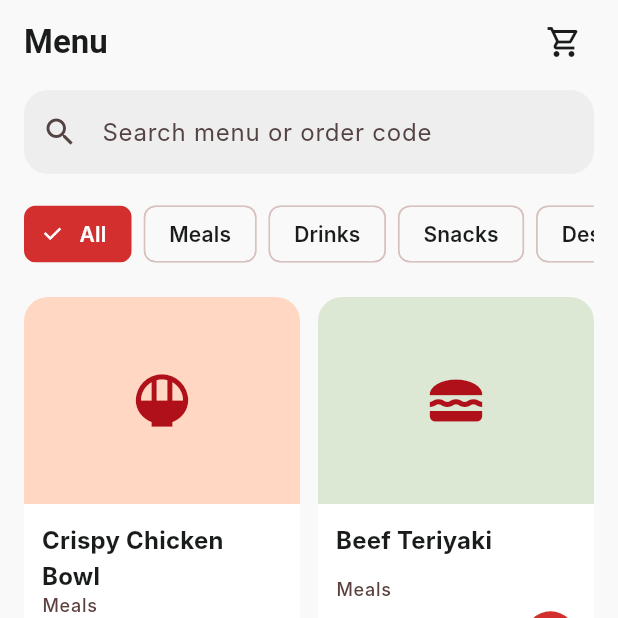
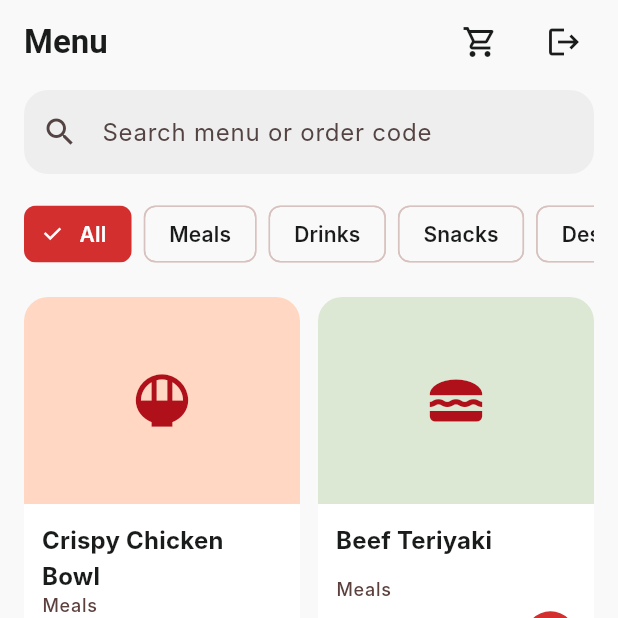
Before and after one commit to SyafiqShidiq/Project_Kasir_Flutter, a Flutter app: the screen it shows once a user with an empty profile is signed in, on a phone screen of 412 x 824 dp, the top half of it. Run offline on Flutter 3.47's test engine with Material 3 defaults, Android fonts, the light colour scheme and no system bars; our stand-ins replace flutter_riverpod, go_router, google_fonts, supabase_flutter; accounts and stored records are empty; Roboto replaces fonts that are missing (Inter).

Commit message:
membuat logout

```diff
--- a/lib/screens/user_home_screen.dart
+++ b/lib/screens/user_home_screen.dart
@@ -2,6 +2,7 @@ import 'package:flutter/material.dart';
 import 'package:flutter_riverpod/flutter_riverpod.dart';
 import 'package:go_router/go_router.dart';
 import '../main.dart';
+import '../providers/auth_provider.dart';
 
 // ==================== USER HOME SCREEN ====================
 class UserHomeScreen extends ConsumerWidget {
@@ -23,6 +24,16 @@ class UserHomeScreen extends ConsumerWidget {
               onPressed: () => context.go('/cart'),
               icon: const Icon(Icons.shopping_cart_outlined),
             ),
+          ),
+          const SizedBox(width: 8),
+          // ponytail: simple logout button
+          IconButton(
+            tooltip: 'Logout',
+            onPressed: () async {
+              ref.read(cartProvider.notifier).clear();
+              await ref.read(authServiceProvider).logout();
+            },
+            icon: const Icon(Icons.logout),
           ),
           const SizedBox(width: 12),
         ],
```
Also changed, not shown: lib/screens/cashier_home_screen.dart (+12 -0 lines).
